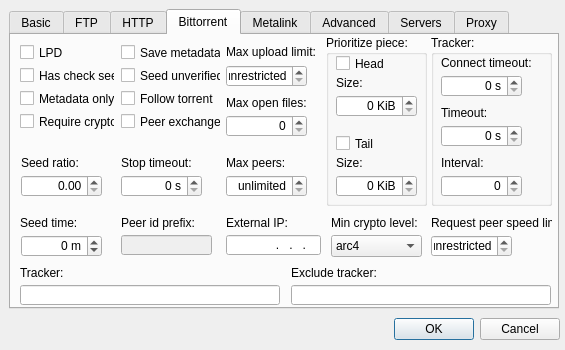
Qt form localoptions.ui (DragonZX/aria2cremote) before a commit.
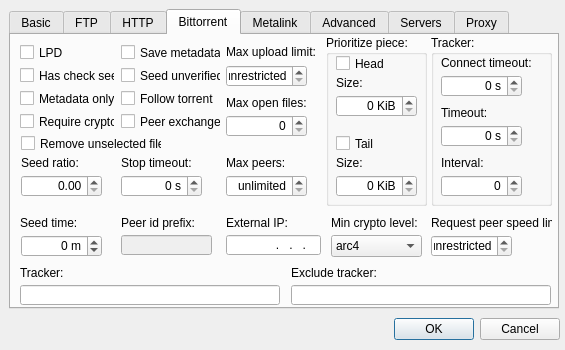
The same form after that commit. The open tabs and pages were chosen to show the change. Icons and pictures are not drawn.

Patch:
```diff
--- a/localoptions.ui
+++ b/localoptions.ui
@@ -1586,6 +1586,22 @@
       <cstring>lineEdit_ExternalIP</cstring>
      </property>
     </widget>
+    <widget class="QCheckBox" name="checkBox_RemoveUnselectedFile">
+     <property name="enabled">
+      <bool>true</bool>
+     </property>
+     <property name="geometry">
+      <rect>
+       <x>10</x>
+       <y>100</y>
+       <width>141</width>
+       <height>17</height>
+      </rect>
+     </property>
+     <property name="text">
+      <string>Remove unselected file</string>
+     </property>
+    </widget>
    </widget>
    <widget class="QWidget" name="tab_Metalink">
     <attribute name="title">
```
Left out of the diff: 9 changed lines with no effect on the pictures.
